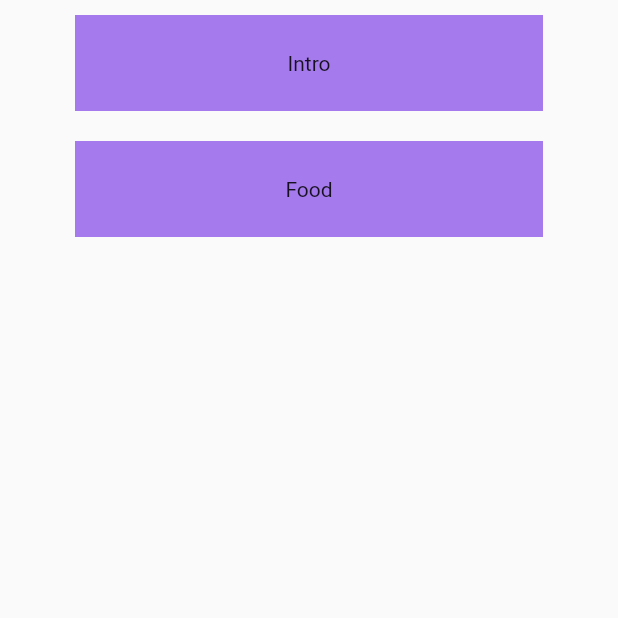
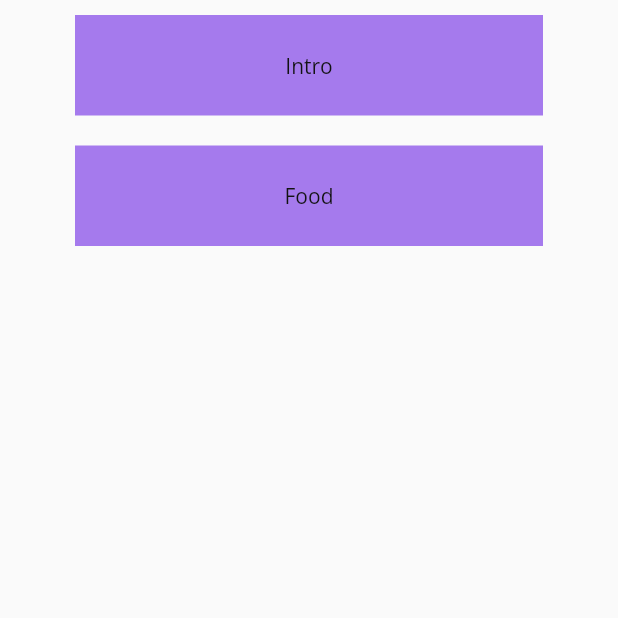
Before and after one commit to xoyk/barev, a Flutter app: the HomePage screen opened directly, on a phone screen of 412 x 824 dp, the top half of it. Run offline on Flutter 3.47's test engine with Material 2 defaults, Android fonts, the phone set to English and light mode, and no system bars; our stand-ins replace google_fonts.

```diff
--- a/lib/config/themes.dart
+++ b/lib/config/themes.dart
@@ -1,3 +1,4 @@
+import 'package:barev/config/const.dart';
 import 'package:flutter/material.dart';
 import 'package:google_fonts/google_fonts.dart';
 
@@ -6,27 +7,32 @@ class BarevTheme {
     bodyText1: GoogleFonts.openSans(
       fontSize: 14.0,
       fontWeight: FontWeight.normal,
-      color: Colors.black,
+      color: kGray,
+    ),
+    bodyText2: GoogleFonts.openSans(
+      fontSize: 14.0,
+      fontWeight: FontWeight.normal,
+      color: kGray,
     ),
     headline1: GoogleFonts.openSans(
       fontSize: 32.0,
       fontWeight: FontWeight.bold,
-      color: Colors.black,
+      color: kGray,
     ),
     headline2: GoogleFonts.openSans(
-      fontSize: 21.0,
-      fontWeight: FontWeight.w700,
-      color: Colors.black,
+      fontSize: 16.0,
+      fontWeight: FontWeight.w400,
+      color: kGray,
     ),
     headline3: GoogleFonts.openSans(
       fontSize: 16.0,
       fontWeight: FontWeight.w600,
-      color: Colors.black,
+      color: kGray,
     ),
     headline6: GoogleFonts.openSans(
       fontSize: 20.0,
       fontWeight: FontWeight.w600,
-      color: Colors.black,
+      color: kGray,
     ),
   );
 
@@ -34,6 +40,11 @@ class BarevTheme {
     bodyText1: GoogleFonts.openSans(
       fontSize: 14.0,
       fontWeight: FontWeight.w700,
+      color: Colors.white,
+    ),
+    bodyText2: GoogleFonts.openSans(
+      fontSize: 14.0,
+      fontWeight: FontWeight.normal,
       color: Colors.white,
     ),
     headline1: GoogleFonts.openSans(
--- a/lib/models/word.dart
+++ b/lib/models/word.dart
@@ -7,7 +7,8 @@ class Word {
   final String translation;
   final String original;
   final String image;
+  final String transcript;
 
-  Word({required this.original, required this.translation, required this.image});
+  Word({required this.original, required this.translation, required this.image, required this.transcript});
 
 }
```
Also changed, not shown: lib/data/words.dart (+9 -9 lines), lib/games/PickPic01.dart (+6 -3 lines).
